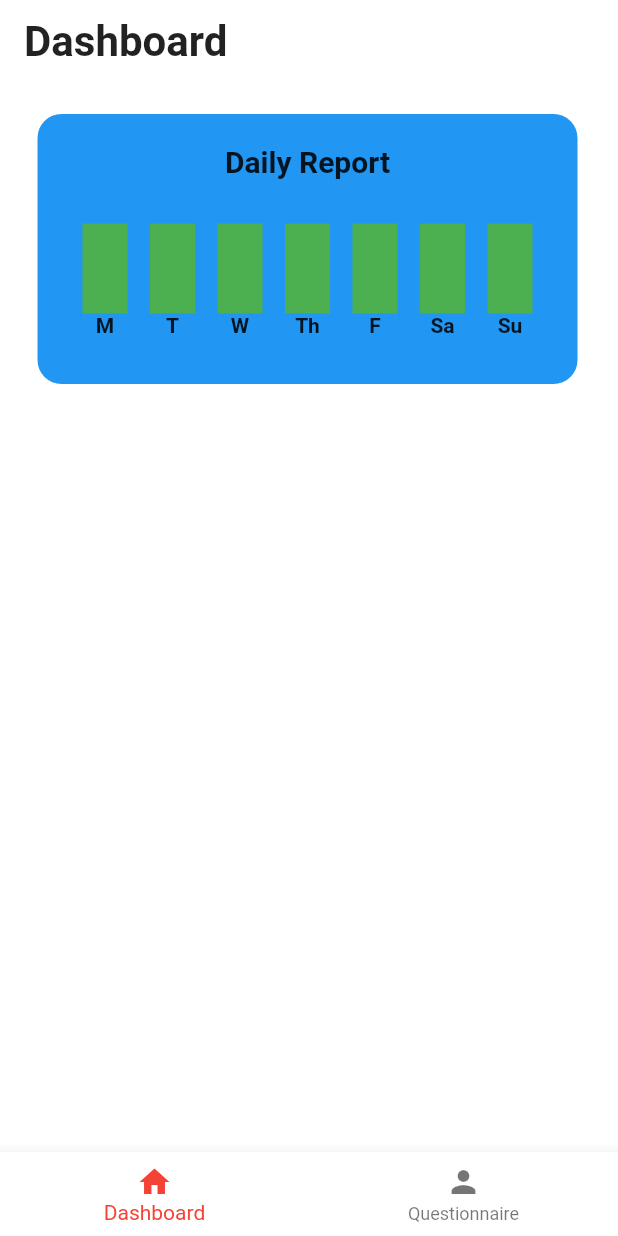
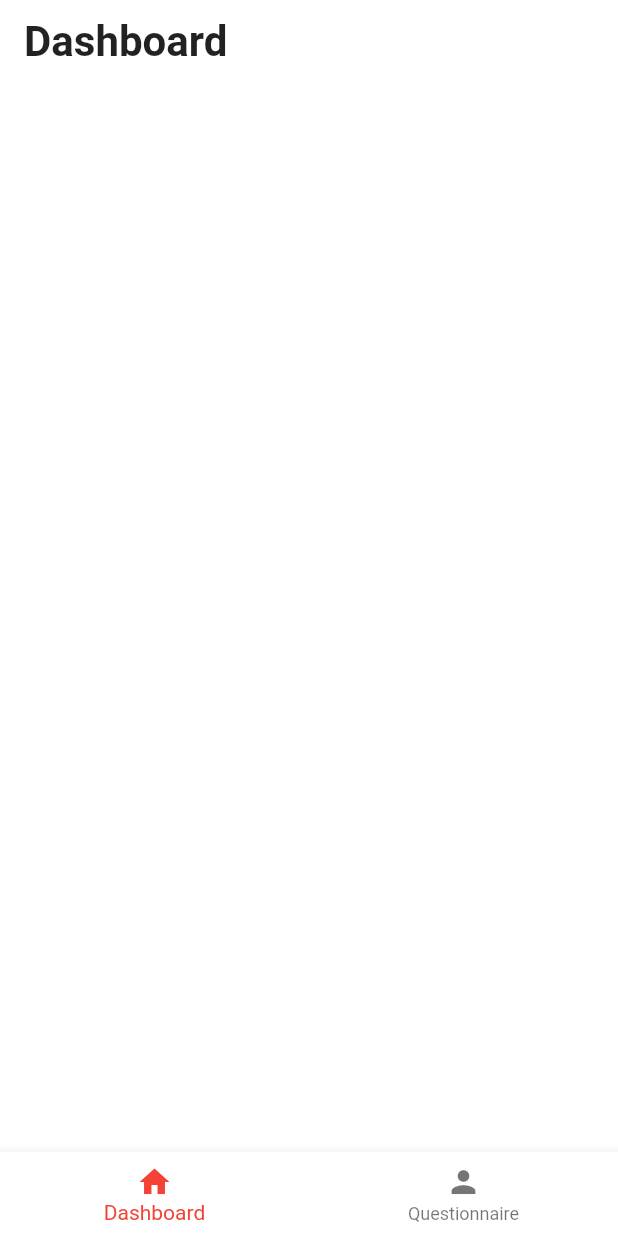
Before and after one commit to devenderbutani21/coronaVirusHomeChckup, a Flutter app: the screen it shows after launch, on a phone screen of 412 x 824 dp. Run offline on Flutter 3.47's test engine with Material 2 defaults, Android fonts, the phone set to English and light mode, and no system bars; Roboto replaces fonts that are missing (Arial).

```diff
--- a/lib/screens/dashboard_screen.dart
+++ b/lib/screens/dashboard_screen.dart
@@ -31,43 +31,43 @@ class _DashboardScreenState extends State<DashboardScreen> {
           ),
         ),
       ),
-      body: Column(
-        children: [
-          SizedBox(
-            height: 20,
-          ),
-          Container(
-            margin: EdgeInsets.only(
-              left: 25,
-            ),
-            height: 180,
-            width: 360,
-            decoration: BoxDecoration(
-              borderRadius: BorderRadius.circular(16.0),
-              color: Colors.blue,
-            ),
-            child: Column(
-              children: <Widget>[
-                SizedBox(
-                  height: 20,
-                ),
-                TextWidget('Daily Report'),
-                SizedBox(
-                  height: 30,
-                ),
-                Row(
-                  children: [
-                    SizedBox(
-                      width: 30,
-                    ),
-                    for (var day in days) GraphBarWidget(day, true, true),
-                  ],
-                ),
-              ],
-            ),
-          ),
-        ],
-      ),
+      // body: Column(
+      //   children: [
+      //     SizedBox(
+      //       height: 20,
+      //     ),
+      //     Container(
+      //       margin: EdgeInsets.only(
+      //         left: 25,
+      //       ),
+      //       height: 180,
+      //       width: 360,
+      //       decoration: BoxDecoration(
+      //         borderRadius: BorderRadius.circular(16.0),
+      //         color: Colors.blue,
+      //       ),
+      //       child: Column(
+      //         children: <Widget>[
+      //           SizedBox(
+      //             height: 20,
+      //           ),
+      //           TextWidget('Daily Report'),
+      //           SizedBox(
+      //             height: 30,
+      //           ),
+      //           Row(
+      //             children: [
+      //               SizedBox(
+      //                 width: 30,
+      //               ),
+      //               for (var day in days) GraphBarWidget(day, true, true),
+      //             ],
+      //           ),
+      //         ],
+      //       ),
+      //     ),
+      //   ],
+      // ),
     );
   }
 }
--- a/pubspec.yaml
+++ b/pubspec.yaml
@@ -29,6 +29,8 @@ dependencies:
   # Use with the CupertinoIcons class for iOS style icons.
   cupertino_icons: ^0.1.3
   sqflite: ^1.3.1+2
+  path_provider: ^1.6.27
+  shared_preferences: ^0.5.12+4
 
 dev_dependencies:
   flutter_test:
```
Also changed, not shown: lib/model/questions_model.dart (added, +23 -0 lines), pubspec.lock.
